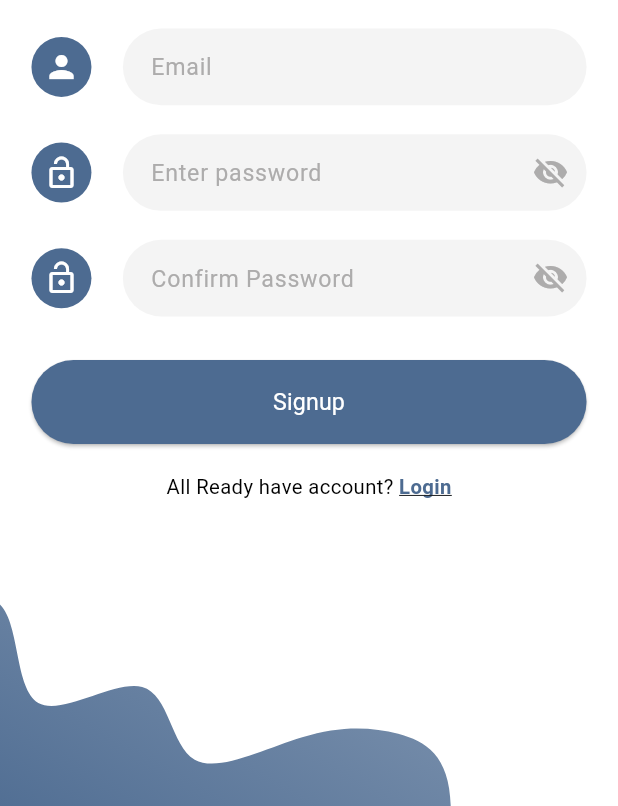
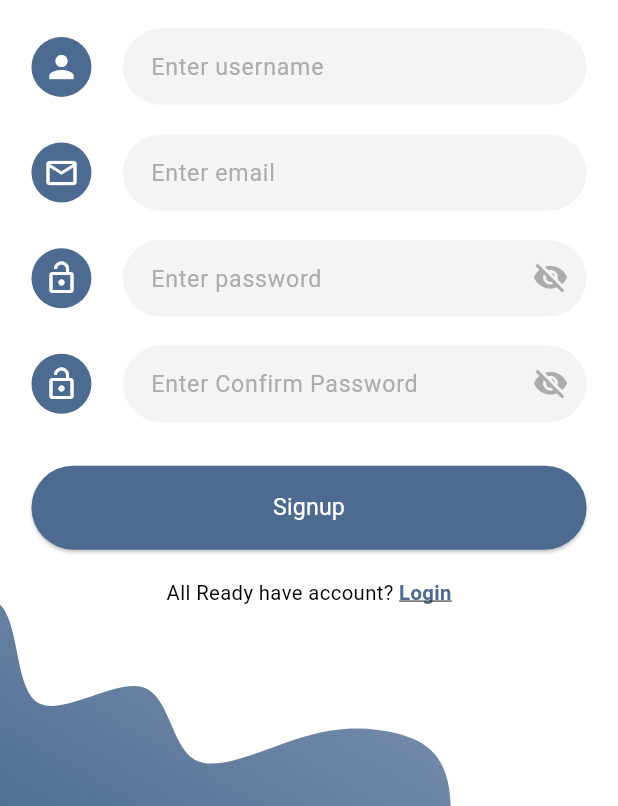
Before and after one commit to 0Ahmad0/smart_cleaner_app, a Flutter app: the SignupScreen screen opened by its route, on a phone screen of 412 x 824 dp, the part 430-1236 px from its top. Run offline on Flutter 3.47's test engine with Material 3 defaults, Android fonts, the phone set to English and light mode, and no system bars; our stand-ins replace animate_do, flutter_screenutil, flutter_svg, google_fonts.

Commit message:
- add home guest - add custom back button - fix some problems

```diff
--- a/lib/app/screens/login_screen.dart
+++ b/lib/app/screens/login_screen.dart
@@ -88,7 +88,7 @@ class LoginScreen extends StatelessWidget {
                                 color: ColorManager.primaryColor)
                             .copyWith(decoration: TextDecoration.underline),
                           recognizer: TapGestureRecognizer()..onTap = () {
-                          context.pushReplacement(Routes.signUpRoute);
+                          context.pushNamed(Routes.selectRoleRoute);
                           }
                       ),
                     ]))
--- a/lib/app/screens/signup_screen.dart
+++ b/lib/app/screens/signup_screen.dart
@@ -36,13 +36,17 @@ class SignupScreen extends StatelessWidget {
                   StringManager.appName.toUpperCase(),
                   textAlign: TextAlign.center,
                   style:
-                  StyleManager.font24Bold(color: ColorManager.primaryColor),
+                      StyleManager.font24Bold(color: ColorManager.primaryColor),
                 ),
                 verticalSpace(20.h),
-
                 AppTextField(
                   iconData: Icons.person,
-                  hintText: StringManager.emailText,
+                  hintText: StringManager.enterUserNameText,
+                ),
+                verticalSpace(20.h),
+                AppTextField(
+                  iconData: Icons.email_outlined,
+                  hintText: StringManager.enterEmailHintText,
                 ),
                 verticalSpace(20.h),
                 AppTextField(
@@ -50,17 +54,20 @@ class SignupScreen extends StatelessWidget {
                   obscureText: true,
                   suffixIcon: true,
                   hintText: StringManager.enterPasswordHintText,
-                ),verticalSpace(20.h),
+                ),
+                verticalSpace(20.h),
                 AppTextField(
                   iconData: Icons.lock_open,
                   obscureText: true,
                   suffixIcon: true,
                   hintText: StringManager.enterConfirmPasswordHintText,
                 ),
-
                 verticalSpace(30.h),
                 AppButton(
-                  onPressed: () {},
+                  onPressed: () {
+                    context.pushAndRemoveUntil(Routes.homeGuestRoute,
+                        predicate: (route) => false);
+                  },
                   text: StringManager.signUpText,
                 ),
                 verticalSpace(20.h),
@@ -73,12 +80,12 @@ class SignupScreen extends StatelessWidget {
                       TextSpan(
                           text: StringManager.loginText,
                           style: StyleManager.font14Bold(
-                              color: ColorManager.primaryColor)
+                                  color: ColorManager.primaryColor)
                               .copyWith(decoration: TextDecoration.underline),
-                          recognizer: TapGestureRecognizer()..onTap = () {
-                            context.pushReplacement(Routes.loginRoute);
-                          }
-                      ),
+                          recognizer: TapGestureRecognizer()
+                            ..onTap = () {
+                              context.pushReplacement(Routes.loginRoute);
+                            }),
                     ]))
               ],
             ),
--- a/lib/app/widgets/back_ground_app_widget.dart
+++ b/lib/app/widgets/back_ground_app_widget.dart
@@ -1,17 +1,22 @@
 import 'package:animate_do/animate_do.dart';
 import 'package:flutter/cupertino.dart';
+import 'package:flutter/material.dart';
+import 'package:flutter/widgets.dart';
 import 'package:flutter_svg/svg.dart';
 import 'package:smart_cleaner_app/core/utils/color_manager.dart';
 
 import '../../core/utils/assets_manager.dart';
+import '../../core/widgets/custome_back_button.dart';
 
 class BackgroundAppWidget extends StatelessWidget {
   const BackgroundAppWidget({
     super.key,
     required this.child,
+    this.visibleBackIcon = false,
   });
 
   final Widget child;
+  final bool visibleBackIcon;
 
   @override
   Widget build(BuildContext context) {
@@ -25,7 +30,8 @@ class BackgroundAppWidget extends StatelessWidget {
             fit: BoxFit.cover,
           ),
         ),
-        child
+        Visibility(visible: visibleBackIcon, child: SafeArea(child: CustomBackButton())),
+        child,
       ],
     );
   }
--- a/lib/core/routing/app_router.dart
+++ b/lib/core/routing/app_router.dart
@@ -1,9 +1,9 @@
-
-
 import 'package:flutter/material.dart';
 import 'package:smart_cleaner_app/app/screens/check_inbox_screen.dart';
 import 'package:smart_cleaner_app/app/screens/forgot_password_screen.dart';
+import 'package:smart_cleaner_app/app/screens/guest/home_guest_screen.dart';
 import 'package:smart_cleaner_app/app/screens/login_screen.dart';
+import 'package:smart_cleaner_app/app/screens/select_role_screen.dart';
 import 'package:smart_cleaner_app/app/screens/signup_screen.dart';
 import 'package:smart_cleaner_app/app/screens/splash_screen.dart';
 
@@ -12,7 +12,7 @@ import 'routes.dart';
 class AppRouter {
   Route generateRoute(RouteSettings settings) {
     switch (settings.name) {
-        case Routes.initialRoute:
+      case Routes.initialRoute:
         return MaterialPageRoute(
           builder: (_) => SplashScreen(),
         );
@@ -24,13 +24,21 @@ class AppRouter {
       case Routes.signUpRoute:
         return MaterialPageRoute(
           builder: (_) => SignupScreen(),
-        );  case Routes.forgotPasswordRoute:
+        ); case Routes.selectRoleRoute:
+        return MaterialPageRoute(
+          builder: (_) => SelectRoleScreen(),
+        );
+      case Routes.forgotPasswordRoute:
         return MaterialPageRoute(
           builder: (_) => ForgotPasswordScreen(),
         );
       case Routes.checkInboxRoute:
         return MaterialPageRoute(
           builder: (_) => CheckInboxScreen(),
+        );
+        case Routes.homeGuestRoute:
+        return MaterialPageRoute(
+          builder: (_) => HomeGuestScreen(),
         );
       default:
         return MaterialPageRoute(
--- a/lib/core/routing/routes.dart
+++ b/lib/core/routing/routes.dart
@@ -2,6 +2,15 @@ class Routes {
   static const String initialRoute = '/';
   static const String loginRoute = '/loginScreen';
   static const String signUpRoute = '/signUpScreen';
+  static const String selectRoleRoute = '/selectRoleScreen';
   static const String forgotPasswordRoute = '/forgotPasswordScreen';
   static const String checkInboxRoute = '/checkInboxScreen';
+
+  //Admin Routes
+
+  //Worker Routes
+
+  //Guest Routes
+
+  static const String homeGuestRoute = '/homeGuestScreen';
 }
--- a/lib/core/utils/const_value_manager.dart
+++ b/lib/core/utils/const_value_manager.dart
@@ -1,5 +1,3 @@
-
-
 class ConstValueManager {
   /// Design Size
   static const double widthSize = 393.0;
@@ -21,5 +19,8 @@ class ConstValueManager {
   static const String arLanguageCode = 'ar';
   static const String enLanguageCode = 'en';
 
-
+  static const List<String> roleList = [
+    'Worker',
+    'Guest',
+  ];
 }
--- a/lib/core/utils/string_manager.dart
+++ b/lib/core/utils/string_manager.dart
@@ -7,6 +7,8 @@ class StringManager {
   static const String submitText = 'Submit';
   static const String continueText = 'Continue';
   static const String sendText = 'Send';
+  static const String helloText = 'Hello';
+  static const String nextText = 'Next';
 
 
 
@@ -21,10 +23,13 @@ class StringManager {
 
   ///Signup Screen
   static const String createAccountText = 'Create an account';
-  static const String enterNameHintText = 'Enter Name';
+  static const String userNameText = 'Username';
+  static const String enterUserNameText = 'Enter username';
+  static const String enterEmailText = 'Enter email';
+  static const String createNewAccountText = 'Create New\nAccount';
   static const String enterPhoneHintText = 'Enter Phone';
   static const String enterSetPasswordHintText = 'Set Password';
-  static const String enterConfirmPasswordHintText = 'Confirm Password';
+  static const String enterConfirmPasswordHintText = 'Enter Confirm Password';
   static const String allReadyHaveAnAccountText = 'All Ready have account? ';
 
   ///ForgotPassword Screen
@@ -38,6 +43,17 @@ class StringManager {
   static const String goToLoginText = 'Go to login';
   static const String resendEmailText = 'Re send verification email';
 
+
+  /// Select Role Screen
+
+  static const String chooseYourWorkTitleText = 'Choose your work title';
+  static const String selectWorkTitleText = 'Select work title';
+
+
+  /// Home Guest Screen
+  static const String questionHomeGuestText = 'Do you witness any problem that SSC can help in?';
+  static const String reportProblemText = 'Report problem';
+  static const String weatherStatisticsText = 'Weather statistics';
   /// Profile Screen
   static const String accountText = 'Account';
   static const String profileText = 'Profile';
--- a/lib/core/widgets/custome_back_button.dart
+++ b/lib/core/widgets/custome_back_button.dart
@@ -1,3 +1,6 @@
+import 'package:flutter_screenutil/flutter_screenutil.dart';
+import 'package:smart_cleaner_app/core/utils/color_manager.dart';
+
 import '/core/helpers/extensions.dart';
 import 'package:flutter/material.dart';
 import 'package:flutter_svg/svg.dart';
@@ -10,12 +13,18 @@ class CustomBackButton extends StatelessWidget {
   @override
   Widget build(BuildContext context) {
     return IconButton(
-      onPressed: (){
-        if(Navigator.canPop(context)){
+      onPressed: () {
+        if (Navigator.canPop(context)) {
           context.pop();
         }
       },
-      icon: SvgPicture.asset(AssetsManager.arrowRightIcon),
+      icon: CircleAvatar(
+          backgroundColor: ColorManager.primaryColor,
+          child: Icon(
+            Icons.arrow_back_ios_new,
+            size: 16.sp,
+            color: ColorManager.whiteColor,
+          )),
     );
   }
 }
```
